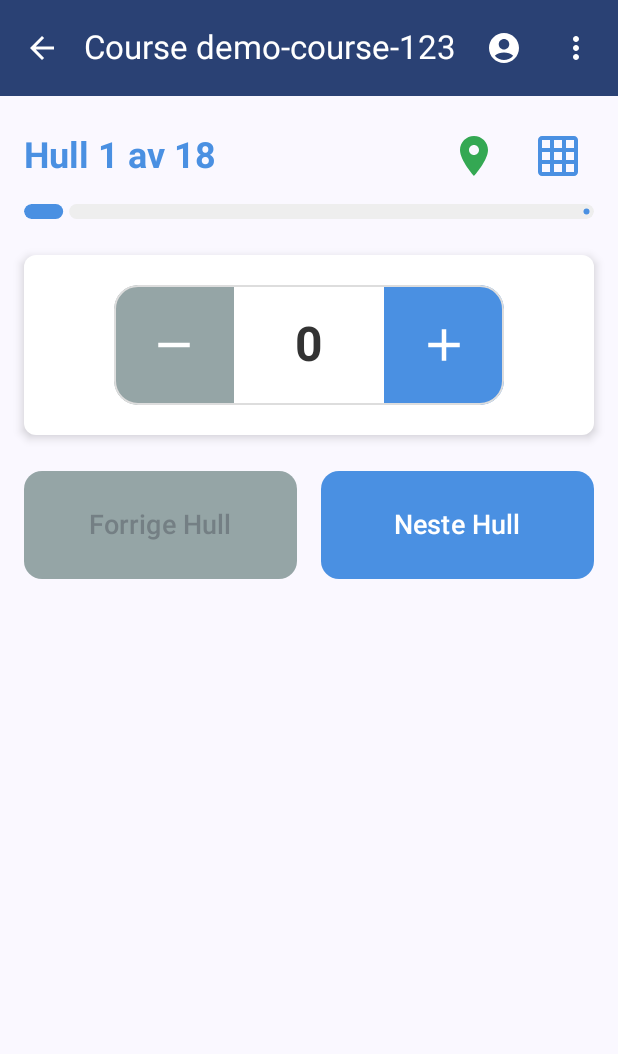
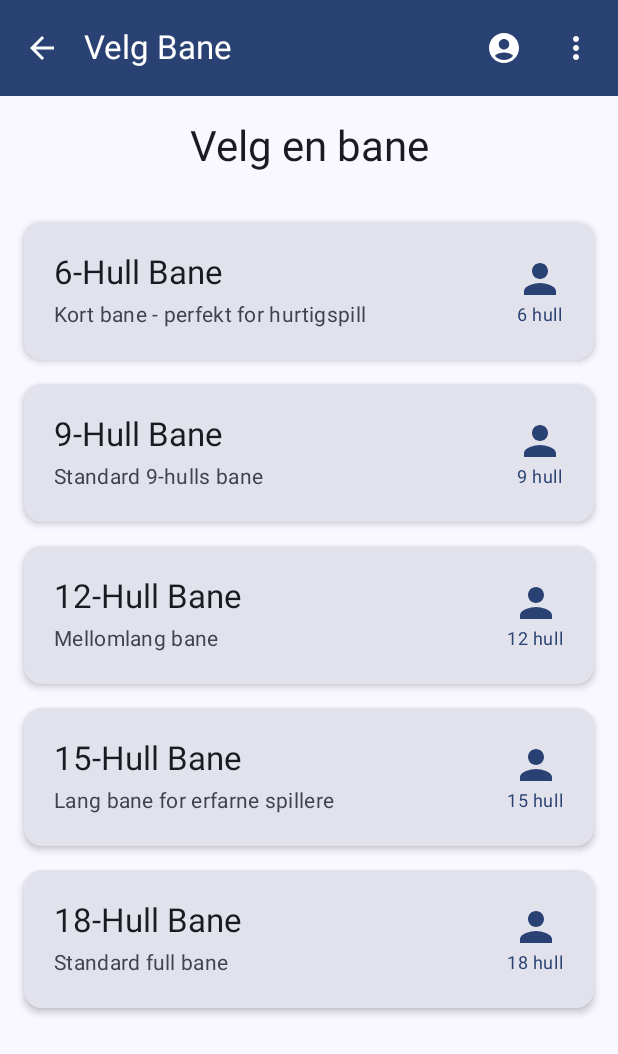
Before and after one commit to lidoliver/Gruppe11_MOB3000, an Android app built with Jetpack Compose: the StartRoundScreen screen opened through its navigation route, after a tap on "Spill alene", on a phone screen of 412 x 824 dp. Shown: the top 1054 px of the screen. Run offline under Robolectric (Android 15) with nearby library versions, the phone set to English and light mode, and no system bars.

Commit message:
Satt opp demo courses. Lagt til så det er emkelt å bytte vekk fra de når database er satt opp. Satt opp at oversikt dynamisk bytter størrelse etter hvor stor banen er

```diff
--- a/app/src/main/java/My/Application/MainActivity.kt
+++ b/app/src/main/java/My/Application/MainActivity.kt
@@ -14,6 +14,7 @@ import androidx.navigation.navArgument
 import My.Application.ui.screen.mainmenu.MainMenuScreen
 import My.Application.ui.screen.myprofile.MyProfileScreen
 import My.Application.ui.screen.startround.StartRoundScreen
+import My.Application.ui.spill.BanevelgingAleneScreen
 import My.Application.ui.spill.PlayDiscGolfScreen
 import My.Application.ui.theme.MyApplicationTheme
 
@@ -38,6 +39,9 @@ fun AppNavigation() {
         }
         composable("start_round") {
             StartRoundScreen(navController = navController)
+        }
+        composable("course_selection_alone") {
+            BanevelgingAleneScreen(navController = navController)
         }
         composable("my_profile") {
             MyProfileScreen(navController = navController)
--- a/app/src/main/java/My/Application/ui/screen/startround/StartRoundScreen.kt
+++ b/app/src/main/java/My/Application/ui/screen/startround/StartRoundScreen.kt
@@ -54,8 +54,8 @@ fun StartRoundScreen(navController: NavController) {
                 title = "Spill alene",
                 description = "Start en runde kun for deg selv.",
                 onClick = {
-                    // Navigate to play screen with a demo course ID
-                    navController.navigate("play_course/demo-course-123")
+                    // Navigate to course selection screen
+                    navController.navigate("course_selection_alone")
                 }
             )
 
--- /dev/null
+++ b/app/src/main/java/My/Application/ui/spill/BanevelgingAlene.kt
@@ -0,0 +1,204 @@
+package My.Application.ui.spill
+
+import androidx.compose.foundation.clickable
+import androidx.compose.foundation.layout.*
+import androidx.compose.foundation.rememberScrollState
+import androidx.compose.foundation.shape.RoundedCornerShape
+import androidx.compose.foundation.verticalScroll
+import androidx.compose.material.icons.Icons
+import androidx.compose.material.icons.filled.Person
+import androidx.compose.material3.*
+import androidx.compose.runtime.*
+import androidx.compose.ui.Alignment
+import androidx.compose.ui.Modifier
+import androidx.compose.ui.text.style.TextAlign
+import androidx.compose.ui.unit.dp
+import androidx.navigation.NavController
+import My.Application.ui.components.AppTopBar
+import kotlinx.coroutines.delay
+
+// Data class for course information - ready for database integration
+data class Course(
+    val id: String,
+    val name: String,
+    val holeCount: Int,
+    val description: String? = null
+)
+
+@Composable
+fun BanevelgingAleneScreen(navController: NavController) {
+    val scrollState = rememberScrollState()
+    var courses by remember { mutableStateOf<List<Course>>(emptyList()) }
+    var isLoading by remember { mutableStateOf(true) }
+    var error by remember { mutableStateOf<String?>(null) }
+
+    // Load courses - currently demo data, easily swappable for API/database call
+    LaunchedEffect(Unit) {
+        isLoading = true
+        try {
+            // TODO: Replace this with actual database/API call
+            // Example: courses = courseRepository.getAllCourses()
+            courses = loadDemoCourses()
+            isLoading = false
+        } catch (_: Exception) {
+            error = "Kunne ikke laste baner"
+            isLoading = false
+        }
+    }
+
+    Scaffold(
+        topBar = {
+            AppTopBar(
+                title = "Velg Bane",
+                canNavigateBack = true,
+                navController = navController
+            )
+        }
+    ) { innerPadding ->
+        when {
+            isLoading -> {
+                Box(
+                    modifier = Modifier
+                        .fillMaxSize()
+                        .padding(innerPadding),
+                    contentAlignment = Alignment.Center
+                ) {
+                    CircularProgressIndicator()
+                }
+            }
+            error != null -> {
+                Box(
+                    modifier = Modifier
+                        .fillMaxSize()
+                        .padding(innerPadding),
+                    contentAlignment = Alignment.Center
+                ) {
+                    Text(
+                        text = error ?: "Ukjent feil",
+                        color = MaterialTheme.colorScheme.error
+                    )
+                }
+            }
+            else -> {
+                Column(
+                    modifier = Modifier
+                        .fillMaxSize()
+                        .padding(innerPadding)
+                        .verticalScroll(scrollState)
+                        .padding(16.dp),
+                    verticalArrangement = Arrangement.Top,
+                    horizontalAlignment = Alignment.CenterHorizontally
+                ) {
+                    Text(
+                        text = "Velg en bane",
+                        style = MaterialTheme.typography.headlineMedium,
+                        textAlign = TextAlign.Center,
+                        modifier = Modifier.padding(bottom = 32.dp)
+                    )
+
+                    courses.forEach { course ->
+                        CourseCard(
+                            course = course,
+                            onClick = {
+                                navController.navigate("play_course/${course.id}")
+                            }
+                        )
+                        Spacer(modifier = Modifier.height(16.dp))
+                    }
+                }
+            }
+        }
+    }
+}
+
+// Simulates API/database call - replace this entire function when ready
+private suspend fun loadDemoCourses(): List<Course> {
+    delay(500) // Simulate network delay
+
+    // TODO: Replace with actual database call
+    // Example: return database.courseDao().getAllCourses()
+    // Or: return api.getCourses()
+
+    return listOf(
+        Course(
+            id = "course-6-holes",
+            name = "6-Hull Bane",
+            holeCount = 6,
+            description = "Kort bane - perfekt for hurtigspill"
+        ),
+        Course(
+            id = "course-9-holes",
+            name = "9-Hull Bane",
+            holeCount = 9,
+            description = "Standard 9-hulls bane"
+        ),
+        Course(
+            id = "course-12-holes",
+            name = "12-Hull Bane",
+            holeCount = 12,
+            description = "Mellomlang bane"
+        ),
+        Course(
+            id = "course-15-holes",
+            name = "15-Hull Bane",
+            holeCount = 15,
+            description = "Lang bane for erfarne spillere"
+        ),
+        Course(
+            id = "course-18-holes",
+            name = "18-Hull Bane",
+            holeCount = 18,
+            description = "Standard full bane"
+        )
+    )
+}
+
+@Composable
+fun CourseCard(
+    course: Course,
+    onClick: () -> Unit
+) {
+    Card(
+        modifier = Modifier
+            .fillMaxWidth()
+            .clickable(onClick = onClick),
+        shape = RoundedCornerShape(12.dp),
+        elevation = CardDefaults.cardElevation(defaultElevation = 3.dp),
+        colors = CardDefaults.cardColors(containerColor = MaterialTheme.colorScheme.surfaceVariant)
+    ) {
+        Row(
+            modifier = Modifier
+                .fillMaxWidth()
+                .padding(20.dp),
+            verticalAlignment = Alignment.CenterVertically,
+            horizontalArrangement = Arrangement.SpaceBetween
+        ) {
+            Column(modifier = Modifier.weight(1f)) {
+                Text(
+                    text = course.name,
+                    style = MaterialTheme.typography.titleLarge,
+                    color = MaterialTheme.colorScheme.onSurface
+                )
+                Spacer(modifier = Modifier.height(4.dp))
+                Text(
+                    text = course.description ?: "${course.holeCount} hull",
+                    style = MaterialTheme.typography.bodyMedium,
+                    color = MaterialTheme.colorScheme.onSurfaceVariant
+                )
+            }
+            Column(horizontalAlignment = Alignment.CenterHorizontally) {
+                Icon(
+                    imageVector = Icons.Filled.Person,
+                    contentDescription = null,
+                    modifier = Modifier.size(32.dp),
+                    tint = MaterialTheme.colorScheme.primary
+                )
+                Text(
+                    text = "${course.holeCount} hull",
+                    style = MaterialTheme.typography.bodySmall,
+                    color = MaterialTheme.colorScheme.primary
+                )
+            }
+        }
+    }
+}
--- a/app/src/main/java/My/Application/ui/spill/alenespill.kt
+++ b/app/src/main/java/My/Application/ui/spill/alenespill.kt
@@ -51,10 +51,30 @@ fun PlayDiscGolfScreen(
         loading = true
         delay(500) // Simulate API call
 
+        // Determine hole count from courseId
+        val holes = when {
+            courseId?.contains("6-holes") == true -> 6
+            courseId?.contains("9-holes") == true -> 9
+            courseId?.contains("12-holes") == true -> 12
+            courseId?.contains("15-holes") == true -> 15
+            courseId?.contains("18-holes") == true -> 18
+            else -> 18 // Default to 18
+        }
+
+        totalHoles = holes
+        holeScores = List(holes) { 0 }
+
         if (isSessionPlay) {
             courseName = "Multiplayer Game - $sessionId"
         } else {
-            courseName = "Course $courseId"
+            courseName = when (holes) {
+                6 -> "Demo 6-Hull Bane"
+                9 -> "Demo 9-Hull Bane"
+                12 -> "Demo 12-Hull Bane"
+                15 -> "Demo 15-Hull Bane"
+                18 -> "Demo 18-Hull Bane"
+                else -> "Course $courseId"
+            }
         }
 
         loading = false
@@ -393,6 +413,16 @@ fun ScoreSummary(
     currentHole: Int,
     onHoleClick: (Int) -> Unit
 ) {
+    // Calculate optimal columns based on number of holes
+    val totalHoles = holeScores.size
+    val columnCount = when {
+        totalHoles <= 6 -> 3  // 6 holes or fewer: 3 columns (bigger cards)
+        totalHoles <= 9 -> 3  // 9 holes: 3 columns
+        totalHoles <= 12 -> 4 // 12 holes: 4 columns
+        totalHoles <= 15 -> 5 // 15 holes: 5 columns
+        else -> 6             // 18 holes: 6 columns (standard)
+    }
+
     Card(
         modifier = Modifier.fillMaxWidth(),
         shape = RoundedCornerShape(8.dp),
@@ -410,7 +440,7 @@ fun ScoreSummary(
             Spacer(modifier = Modifier.height(16.dp))
 
             LazyVerticalGrid(
-                columns = GridCells.Fixed(6),
+                columns = GridCells.Fixed(columnCount),
                 horizontalArrangement = Arrangement.spacedBy(10.dp),
                 verticalArrangement = Arrangement.spacedBy(10.dp),
                 modifier = Modifier.heightIn(max = 300.dp)
```
